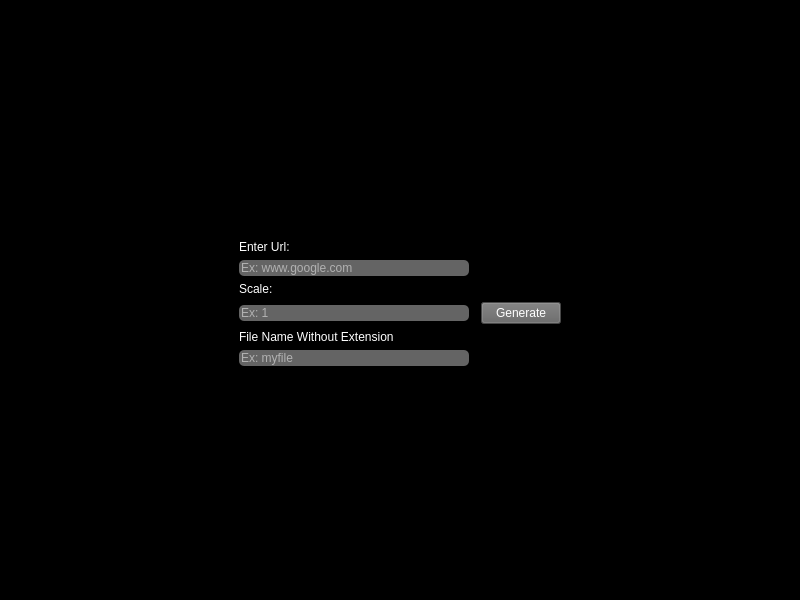
Above: UI/QR_gen.ui from Jscina/QR-Gen before the change. Below: the same form after it.
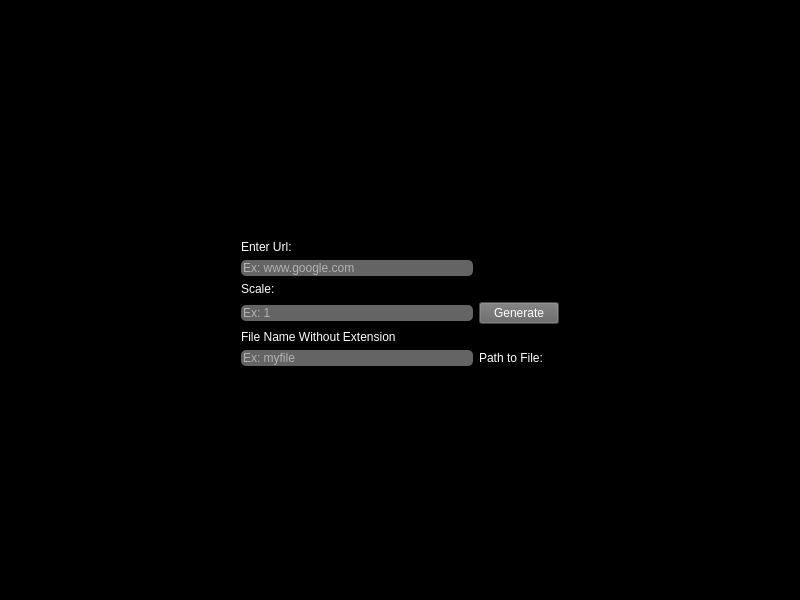
That is the form after the change.

Commit message: Added label to show where the file is located

The edit to the form file:
```diff
--- a/UI/QR_gen.ui
+++ b/UI/QR_gen.ui
@@ -128,7 +128,14 @@
       </property>
      </widget>
     </item>
-    <item row="5" column="4">
+    <item row="7" column="3">
+     <widget class="QLabel" name="path_label">
+      <property name="text">
+       <string>Path to File:</string>
+      </property>
+     </widget>
+    </item>
+    <item row="5" column="3">
      <widget class="QPushButton" name="generate_button">
       <property name="styleSheet">
        <string notr="true">background-color: rgb(100, 100, 100);</string>
```
The commit also changes 2 other files.
